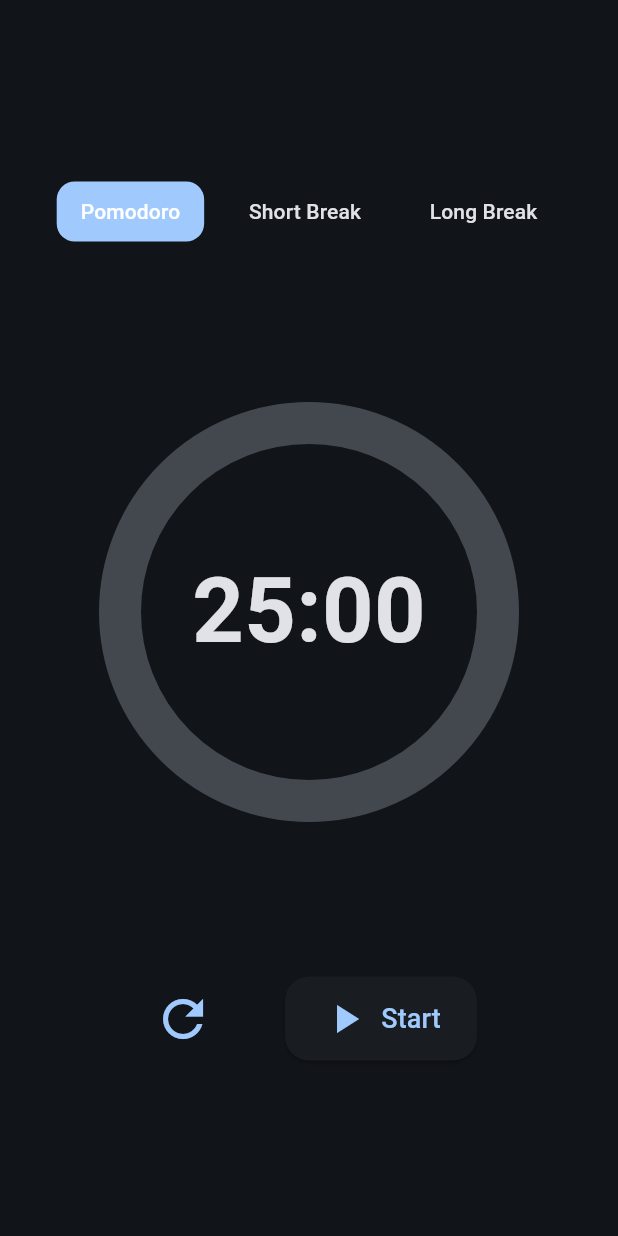
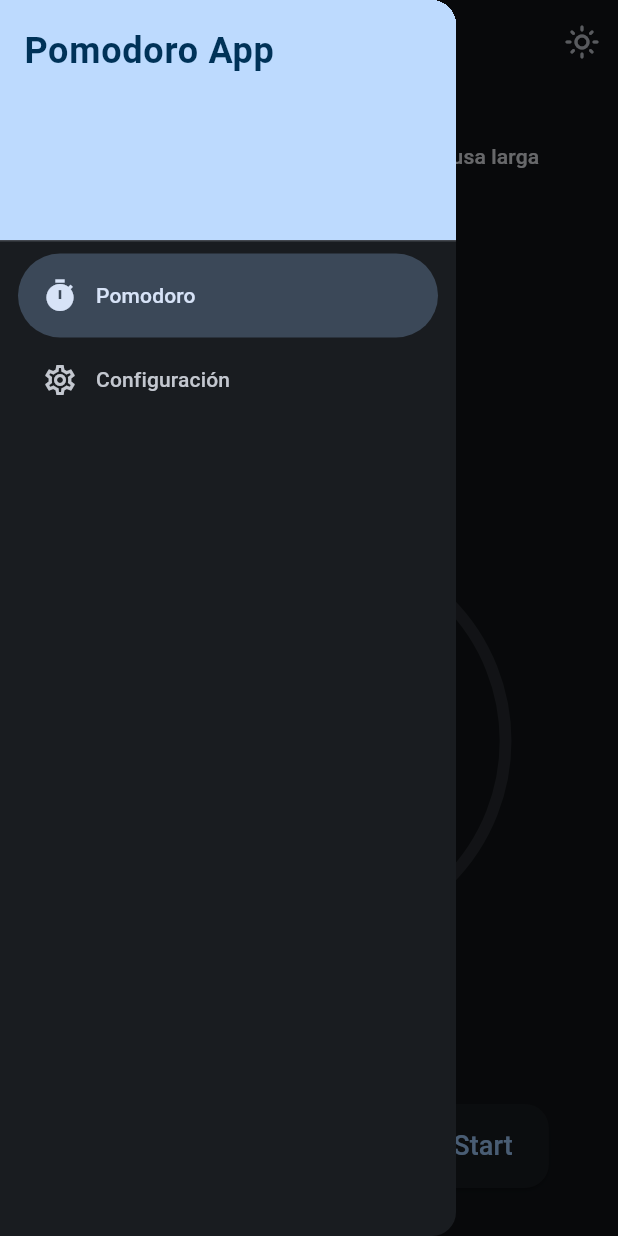
Before and after one commit to ceron1997/pomodoro_app, a Flutter app: the screen it shows after launch, with the side drawer open (before the commit the screen has no drawer), on a phone screen of 412 x 824 dp. Run offline on Flutter 3.47's test engine with Material 3 defaults, Android fonts, the light colour scheme and no system bars; our stand-ins replace audioplayers, flutter_riverpod, riverpod.

Commit message:
selector de tema, cambio de apariencia y se agregan iconos para cada estado

```diff
--- a/lib/main.dart
+++ b/lib/main.dart
@@ -1,6 +1,5 @@
 import 'package:flutter/material.dart';
 import 'package:flutter_riverpod/flutter_riverpod.dart';
-import 'package:pomodoro_app/config/theme/app_theme.dart';
 import 'package:pomodoro_app/presentation/providers/theme_provider.dart';
 import 'package:pomodoro_app/presentation/screens/home_screen.dart';
 
--- /dev/null
+++ b/lib/presentation/providers/navigation_provider.dart
@@ -0,0 +1,6 @@
+import 'package:flutter_riverpod/flutter_riverpod.dart';
+
+enum AppScreen { pomodoro, settings }
+
+final navigationProvider =
+    StateProvider<AppScreen>((ref) => AppScreen.pomodoro);
--- a/lib/presentation/providers/theme_provider.dart
+++ b/lib/presentation/providers/theme_provider.dart
@@ -1,3 +1,4 @@
+import 'package:flutter/foundation.dart';
 import 'package:flutter_riverpod/flutter_riverpod.dart';
 import 'package:pomodoro_app/config/theme/app_theme.dart';
 
@@ -8,6 +9,9 @@ class ThemeNotifier extends StateNotifier<AppTheme> {
   ThemeNotifier() : super(AppTheme());
 
   void toggleDarkMode() {
+    if (kDebugMode) {
+      print('this is the current theme: ${state.isDarkmode}');
+    }
     state = state.copyWith(isDarkmode: !state.isDarkmode);
   }
 
--- a/lib/presentation/providers/timer_notifier.dart
+++ b/lib/presentation/providers/timer_notifier.dart
@@ -1,7 +1,24 @@
 import 'dart:async';
 // ignore: depend_on_referenced_packages
+import 'package:flutter/material.dart';
 import 'package:pomodoro_app/presentation/services/sound_service.dart';
 import 'package:riverpod/riverpod.dart';
+
+const SessionPomodoro = 'pomodoro';
+const SessionShortBreak = 'short_break';
+const SessionLongBreak = 'long_break';
+
+const Map<String, String> sessionLabels = {
+  SessionPomodoro: 'Pomodoro',
+  SessionShortBreak: 'Pausa corta',
+  SessionLongBreak: 'Pausa larga',
+};
+
+const Map<String, IconData> sessionIcons = {
+  SessionPomodoro: Icons.work_history,
+  SessionShortBreak: Icons.coffee,
+  SessionLongBreak: Icons.coffee_maker,
+};
 
 class PomodoroState {
   final int totalSeconds; // ex: 25 * 60
@@ -52,7 +69,7 @@ class PomodoroNotifier extends Notifier<PomodoroState> {
       totalSeconds: 25 * 60,
       remainingSeconds: 25 * 60,
       isRunning: false,
-      sessionType: 'Pomodoro',
+      sessionType: SessionPomodoro,
     );
   }
 
@@ -119,10 +136,10 @@ class PomodoroNotifier extends Notifier<PomodoroState> {
     int seconds;
 
     switch (type) {
-      case "Short_Break":
-        seconds = 5 * 1;
+      case SessionShortBreak:
+        seconds = 5 * 60;
         break;
-      case "Long_Break":
+      case SessionLongBreak:
         seconds = 15 * 60;
         break;
       default:
--- a/lib/presentation/screens/home_screen.dart
+++ b/lib/presentation/screens/home_screen.dart
@@ -1,30 +1,22 @@
 import 'package:flutter/material.dart';
-import 'package:pomodoro_app/presentation/widgets/session_selector.dart';
-import 'package:pomodoro_app/presentation/widgets/timer_display.dart';
-import 'package:pomodoro_app/presentation/widgets/pomodoro_buttons.dart';
+import 'package:flutter_riverpod/flutter_riverpod.dart';
+import 'package:pomodoro_app/presentation/providers/navigation_provider.dart';
+import 'package:pomodoro_app/presentation/screens/pomodoro_screen.dart';
+import 'package:pomodoro_app/presentation/screens/settings_screen.dart';
+import 'package:pomodoro_app/presentation/widgets/drawer.dart';
 
-class HomeScreen extends StatelessWidget {
+class HomeScreen extends ConsumerWidget {
   const HomeScreen({super.key});
 
   @override
-  Widget build(BuildContext context) {
-    final theme = Theme.of(context);
+  Widget build(BuildContext context, WidgetRef ref) {
+    final currentScreen = ref.watch(navigationProvider);
 
     return Scaffold(
-      backgroundColor: theme.colorScheme.background,
-      body: SafeArea(
-        child: Padding(
-          padding: const EdgeInsets.all(24),
-          child: Column(
-            mainAxisAlignment: MainAxisAlignment.spaceEvenly,
-            children: const [
-              SessionSelector(),
-              TimerDisplay(),
-              PomodoroButtons(),
-            ],
-          ),
-        ),
-      ),
+      drawer: DrawerWidget(),
+      body: currentScreen == AppScreen.pomodoro
+          ? const PomodoroScreen()
+          : const SettingsScreen(),
     );
   }
 }
--- a/lib/presentation/screens/pomodoro_screen.dart
+++ b/lib/presentation/screens/pomodoro_screen.dart
@@ -0,0 +1,64 @@
+import 'package:flutter/material.dart';
+import 'package:flutter_riverpod/flutter_riverpod.dart';
+import 'package:pomodoro_app/presentation/providers/theme_provider.dart';
+import 'package:pomodoro_app/presentation/widgets/drawer.dart';
+import 'package:pomodoro_app/presentation/widgets/session_icon.dart';
+import 'package:pomodoro_app/presentation/widgets/session_selector.dart';
+import 'package:pomodoro_app/presentation/widgets/timer_display.dart';
+import 'package:pomodoro_app/presentation/widgets/pomodoro_buttons.dart';
+
+class PomodoroScreen extends ConsumerWidget {
+  const PomodoroScreen({super.key});
+
+  @override
+  Widget build(BuildContext context, WidgetRef ref) {
+    final theme = Theme.of(context);
+    final appTheme = ref.watch(themeNotifierProvider);
+
+    return Scaffold(
+      backgroundColor: theme.colorScheme.surface,
+      appBar: AppBar(
+        title: const Text('Pomodoro'),
+        actions: [
+          IconButton(
+            icon: Icon(appTheme.isDarkmode
+                ? Icons.light_mode_outlined
+                : Icons.dark_mode_outlined),
+            onPressed: () {
+              ref.read(themeNotifierProvider.notifier).toggleDarkMode();
+            },
+          ),
+        ],
+      ),
+      drawer: DrawerWidget(),
+      body: SafeArea(
+        child: Padding(
+          padding: const EdgeInsets.all(24),
+          child: Column(
+            // Top selector, large central timer + icon, buttons fixed at bottom
+            children: const [
+              SessionSelector(),
+              SizedBox(height: 8),
+              Expanded(
+                child: Center(
+                  child: Column(
+                    mainAxisSize: MainAxisSize.min,
+                    children: [
+                      SessionIcon(),
+                      SizedBox(height: 20),
+                      TimerDisplay(),
+                    ],
+                  ),
+                ),
+              ),
+              Padding(
+                padding: EdgeInsets.only(bottom: 8.0),
+                child: PomodoroButtons(),
+              ),
+            ],
+          ),
+        ),
+      ),
+    );
+  }
+}
--- a/lib/presentation/services/sound_service.dart
+++ b/lib/presentation/services/sound_service.dart
@@ -1,4 +1,5 @@
 import 'package:audioplayers/audioplayers.dart';
+import 'package:flutter/foundation.dart';
 import 'package:flutter_riverpod/flutter_riverpod.dart';
 
 final soundServiceProvider = Provider<SoundService>((ref) {
@@ -15,7 +16,9 @@ class SoundService {
         volume: 1.0,
       );
     } catch (e) {
-      print('Error reproduciendo sonido: $e');
+      if (kDebugMode) {
+        print('Error reproduciendo sonido: $e');
+      }
     }
   }
 }
--- /dev/null
+++ b/lib/presentation/widgets/drawer.dart
@@ -0,0 +1,53 @@
+import 'package:flutter/material.dart';
+import 'package:flutter_riverpod/flutter_riverpod.dart';
+import 'package:pomodoro_app/presentation/providers/navigation_provider.dart';
+
+class DrawerWidget extends ConsumerWidget {
+  const DrawerWidget({super.key});
+
+  @override
+  Widget build(BuildContext context, WidgetRef ref) {
+    final currentScreen = ref.watch(navigationProvider);
+    final theme = Theme.of(context);
+
+    return NavigationDrawer(
+      onDestinationSelected: (index) {
+        if (index == 0) {
+          ref.read(navigationProvider.notifier).state = AppScreen.pomodoro;
+        } else if (index == 1) {
+          ref.read(navigationProvider.notifier).state = AppScreen.settings;
+        }
+        Navigator.pop(context);
+      },
+      selectedIndex: currentScreen == AppScreen.pomodoro ? 0 : 1,
+      children: [
+        DrawerHeader(
+          decoration: BoxDecoration(
+            color: Color.alphaBlend(
+              Colors.white.withOpacity(0.3),
+              theme.colorScheme.primary,
+            ),
+          ),
+          child: Text(
+            'Pomodoro App',
+            style: TextStyle(
+              fontSize: 24,
+              fontWeight: FontWeight.bold,
+              color: theme.colorScheme.onPrimary,
+            ),
+          ),
+        ),
+        const NavigationDrawerDestination(
+          label: Text('Pomodoro'),
+          icon: Icon(Icons.timer_outlined),
+          selectedIcon: Icon(Icons.timer),
+        ),
+        const NavigationDrawerDestination(
+          label: Text('Configuración'),
+          icon: Icon(Icons.settings_outlined),
+          selectedIcon: Icon(Icons.settings),
+        ),
+      ],
+    );
+  }
+}
--- a/lib/presentation/widgets/pomodoro_buttons.dart
+++ b/lib/presentation/widgets/pomodoro_buttons.dart
@@ -22,6 +22,16 @@ class PomodoroButtons extends ConsumerWidget {
 
         const SizedBox(width: 40),
 
+        // PAUSA
+        IconButton(
+          onPressed: () => ref.read(pomodoroProvider.notifier).pause(),
+          iconSize: 40,
+          icon: const Icon(Icons.pause),
+          color: theme.colorScheme.primary,
+        ),
+
+        const SizedBox(width: 40),
+
         // START
         ElevatedButton.icon(
           onPressed: () => ref.read(pomodoroProvider.notifier).start(),
--- /dev/null
+++ b/lib/presentation/widgets/session_icon.dart
@@ -0,0 +1,37 @@
+import 'package:flutter/material.dart';
+import 'package:flutter_riverpod/flutter_riverpod.dart';
+import 'package:pomodoro_app/presentation/providers/timer_notifier.dart';
+
+class SessionIcon extends ConsumerWidget {
+  const SessionIcon({super.key});
+
+  @override
+  Widget build(BuildContext context, WidgetRef ref) {
+    final active = ref.watch(pomodoroProvider).sessionType;
+    return _buildIcon(sessionIcons[active]!);
+  }
+
+  Widget _buildIcon(IconData icon) {
+    return LayoutBuilder(
+      builder: (context, constraints) {
+        final double size = constraints.maxWidth > 0
+            ? (constraints.maxWidth * 0.12).clamp(48.0, 96.0)
+            : 72.0;
+
+        return Container(
+          padding: const EdgeInsets.all(8),
+          decoration: const BoxDecoration(
+            shape: BoxShape.circle,
+          ),
+          child: Padding(
+            padding: const EdgeInsets.symmetric(horizontal: 16, vertical: 16),
+            child: Icon(
+              icon,
+              size: size,
+            ),
+          ),
+        );
+      },
+    );
+  }
+}
--- a/lib/presentation/widgets/session_selector.dart
+++ b/lib/presentation/widgets/session_selector.dart
@@ -15,21 +15,23 @@ class SessionSelector extends ConsumerWidget {
       children: [
         _buildButton(
           theme,
-          "Pomodoro",
-          active == "Pomodoro",
-          () => ref.read(pomodoroProvider.notifier).setSession("Pomodoro"),
+          sessionLabels[SessionPomodoro]!,
+          active == SessionPomodoro,
+          () => ref.read(pomodoroProvider.notifier).setSession(SessionPomodoro),
         ),
         _buildButton(
           theme,
-          "Short Break",
-          active == "Short_Break",
-          () => ref.read(pomodoroProvider.notifier).setSession("Short_Break"),
+          sessionLabels[SessionShortBreak]!,
+          active == SessionShortBreak,
+          () =>
+              ref.read(pomodoroProvider.notifier).setSession(SessionShortBreak),
         ),
         _buildButton(
           theme,
-          "Long Break",
-          active == "Long_Break",
-          () => ref.read(pomodoroProvider.notifier).setSession("Long_Break"),
+          sessionLabels[SessionLongBreak]!,
+          active == SessionLongBreak,
+          () =>
+              ref.read(pomodoroProvider.notifier).setSession(SessionLongBreak),
         ),
       ],
     );
--- a/lib/presentation/widgets/timer_display.dart
+++ b/lib/presentation/widgets/timer_display.dart
@@ -11,30 +11,40 @@ class TimerDisplay extends ConsumerWidget {
     final theme = Theme.of(context);
 
     return Center(
-      child: SizedBox(
-        width: 300,
-        height: 300,
+      child: LayoutBuilder(
+        builder: (context, constraints) {
+          final maxWidth = constraints.maxWidth;
+          final diameter = (maxWidth * 0.72).clamp(220.0, 360.0);
+          final stroke = (diameter * 0.03).clamp(4.0, 12.0);
+          final fontSize = (diameter * 0.22).clamp(32.0, 72.0);
+
+          return SizedBox(
+            width: diameter,
+            height: diameter,
             child: Stack(
               alignment: Alignment.center,
               children: [
-            Transform.scale(
-              scale: 7,
+                SizedBox(
+                  width: diameter,
+                  height: diameter,
                   child: CircularProgressIndicator(
                     value: state.progress,
-                strokeWidth: 4,
-                backgroundColor: theme.colorScheme.surfaceVariant,
+                    strokeWidth: stroke,
+                    backgroundColor: theme.colorScheme.surfaceContainerHigh,
                   ),
                 ),
                 Text(
                   state.formattedTime,
                   style: TextStyle(
-                fontSize: 60,
+                    fontSize: fontSize,
                     fontWeight: FontWeight.bold,
-                color: theme.colorScheme.onBackground,
+                    color: theme.colorScheme.primary,
                   ),
                 ),
               ],
             ),
+          );
+        },
       ),
     );
   }
```
Also changed, not shown: lib/presentation/screens/settings_screen.dart (added, +96 -0 lines), lib/presentation/providers/timer_provider.dart (deleted), pubspec.lock, 2 other files. Lines whose indentation alone changed are shown as unchanged.
